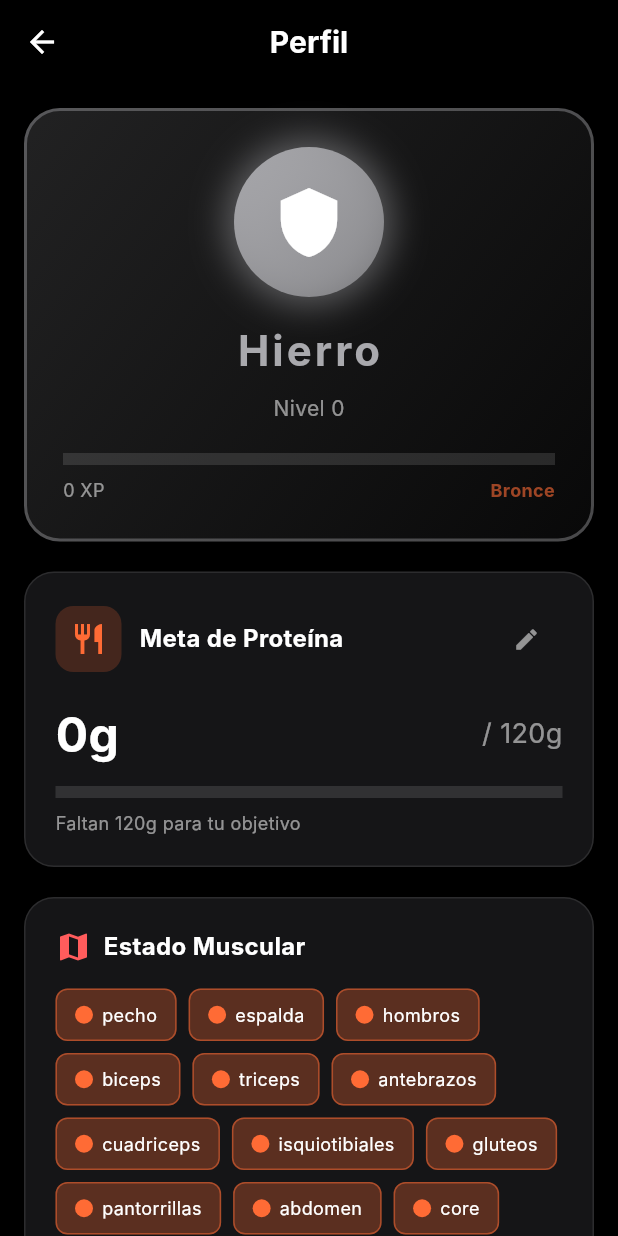
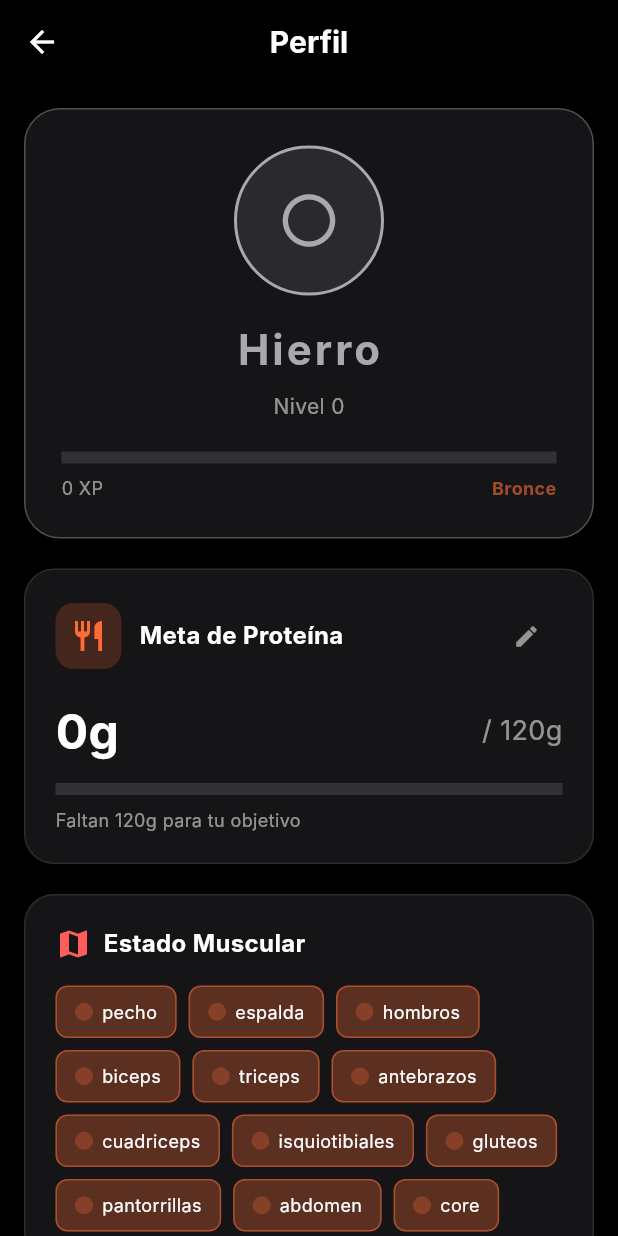
Before and after one commit to Guille-14/calai, a Flutter app: the ProfileScreen screen opened by its route, on a phone screen of 412 x 824 dp. Run offline on Flutter 3.47's test engine with Material 3 defaults, Android fonts, the phone set to English and light mode, and no system bars; our stand-ins replace dartz, fl_chart, flutter_bloc, flutter_dotenv, flutter_local_notifications, flutter_secure_storage and 5 more; missing offline and left inert: health; accounts and stored records are empty; network calls fail; Roboto replaces fonts that are missing (Inter).

Commit message:
refactor(symmetry): rediseño visual completo bajo el nuevo sistema de diseño
Co-authored-by: arena-agent <297053741+arena-agent@users.noreply.github.com>

```diff
--- a/lib/presentation/screens/profile_screen.dart
+++ b/lib/presentation/screens/profile_screen.dart
@@ -536,18 +536,11 @@ class _ProfileScreenState extends State<ProfileScreen> {
     return Container(
       padding: const EdgeInsets.all(24),
       decoration: BoxDecoration(
-        gradient: LinearGradient(
-          colors: [
-            progress.currentRank.color.withValues(alpha: 0.2),
-            progress.currentRank.color.withValues(alpha: 0.05),
-          ],
-          begin: Alignment.topLeft,
-          end: Alignment.bottomRight,
-        ),
+        color: AppColors.cardBackground,
         borderRadius: BorderRadius.circular(24),
         border: Border.all(
           color: progress.currentRank.color.withValues(alpha: 0.4),
-          width: 2,
+          width: 1,
         ),
       ),
       child: Column(
@@ -557,24 +550,12 @@ class _ProfileScreenState extends State<ProfileScreen> {
             height: 100,
             decoration: BoxDecoration(
               shape: BoxShape.circle,
-              gradient: LinearGradient(
-                colors: [
-                  progress.currentRank.color,
-                  progress.currentRank.color.withValues(alpha: 0.6),
-                ],
-                begin: Alignment.topLeft,
-                end: Alignment.bottomRight,
-              ),
-              boxShadow: [
-                BoxShadow(
-                  color: progress.currentRank.color.withValues(alpha: 0.5),
-                  blurRadius: 20,
-                  spreadRadius: 5,
-                ),
-              ],
+              color: progress.currentRank.color.withValues(alpha: 0.14),
+              border: Border.all(color: progress.currentRank.color, width: 2),
             ),
-            child: const Center(
-              child: Icon(Icons.shield, color: Colors.white, size: 50),
+            child: Center(
+              child: Icon(progress.currentRank.icon,
+                  color: progress.currentRank.color, size: 42),
             ),
           ),
           const SizedBox(height: 16),
@@ -805,9 +786,10 @@ class _ProfileScreenState extends State<ProfileScreen> {
   }
 
   Color _getFatigueColor(double fatigue) {
-    if (fatigue < 30) return AppColors.accent;
-    if (fatigue < 60) return AppColors.accent;
-    return AppColors.error;
+    // Heatmap monocromo: el nivel se lee por intensidad, no por un color
+    // diferente para recuperado, normal, fatigado o agotado.
+    final intensity = (fatigue / 100).clamp(0.08, 1.0);
+    return Color.lerp(AppColors.accentSubtle, AppColors.accentStrong, intensity)!;
   }
 
   Widget _buildSettingsItem({
--- a/lib/presentation/screens/symmetry_ranks_screen.dart
+++ b/lib/presentation/screens/symmetry_ranks_screen.dart
@@ -190,7 +190,7 @@ class _SymmetryRanksScreenState extends State<SymmetryRanksScreen> {
                   : Colors.white.withValues(alpha: 0.05),
             ),
             child: Icon(
-              achieved ? Icons.verified : Icons.lock_outline,
+              achieved ? rank.icon : Icons.lock_outline,
               size: 20,
               color: achieved ? rank.color : Colors.white24,
             ),
```
Also changed, not shown: lib/presentation/screens/symmetry_history_screen.dart (+2 -14 lines).
